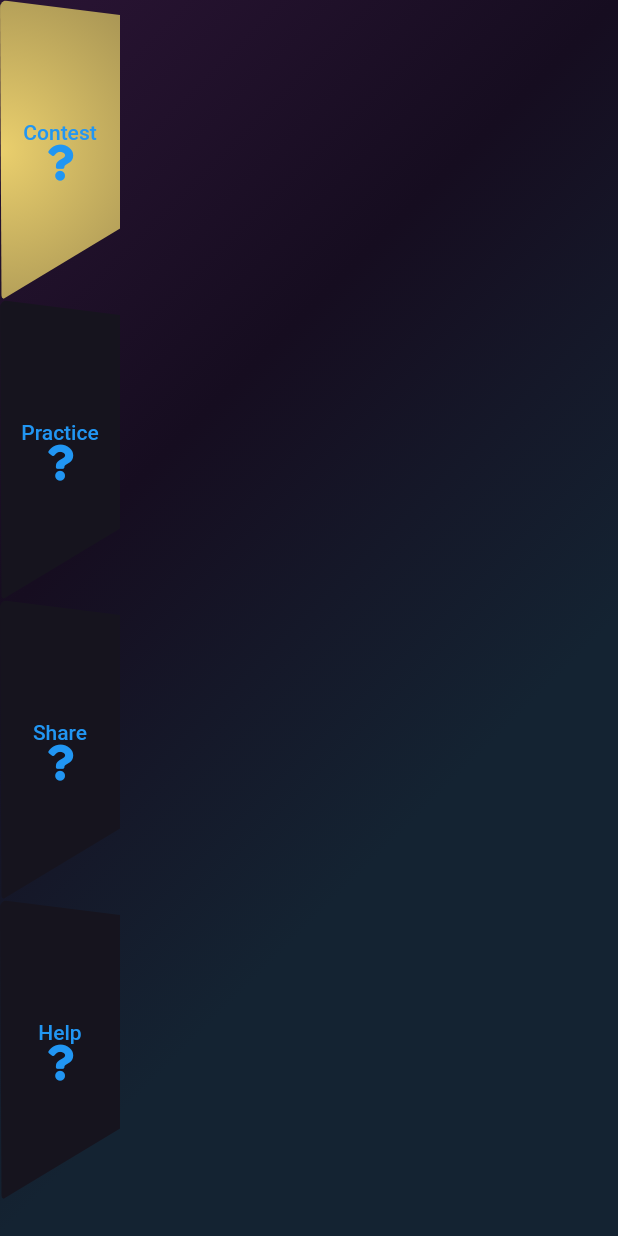
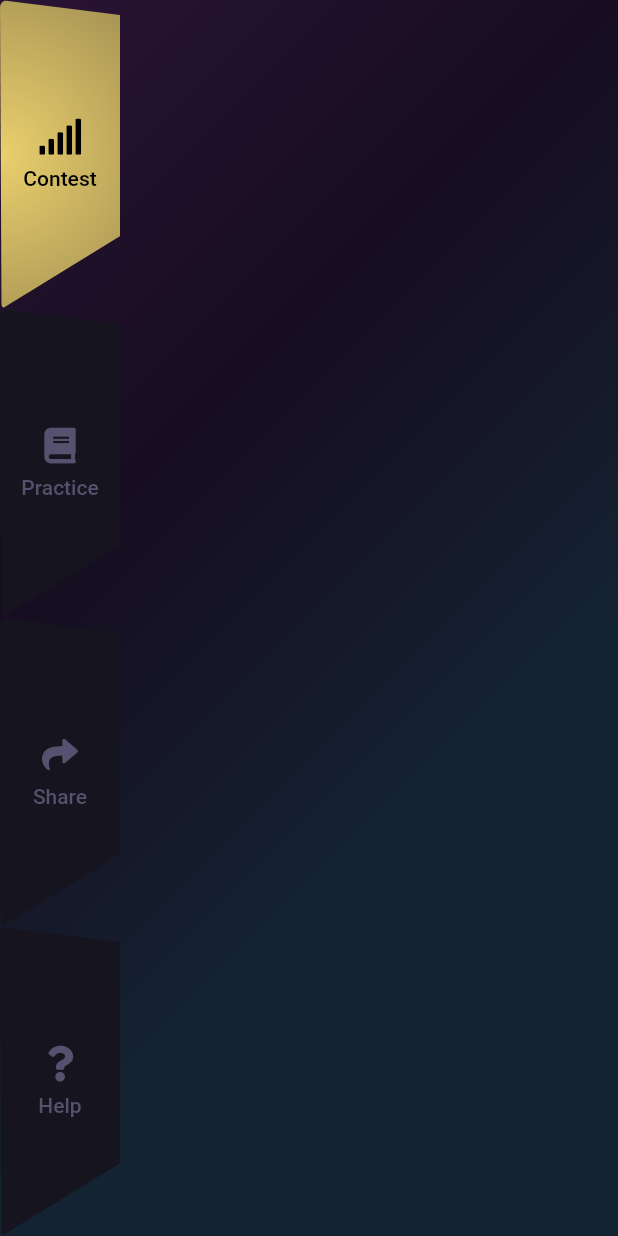
Before and after one commit to MahmoudAshours/Aschente, a Flutter app: the HomeWidget screen opened directly, on a phone screen of 412 x 824 dp. Run offline on Flutter 3.47's test engine with Material 2 defaults, Android fonts, the phone set to English and light mode, and no system bars; our stand-ins replace cloud_firestore, firebase_auth, firebase_core, font_awesome_flutter; accounts and stored records are empty.

Commit message:
Finalized menu

```diff
--- a/flutter application/lib/screens/home.dart
+++ b/flutter application/lib/screens/home.dart
@@ -34,10 +34,72 @@ class _HomeWidgetState extends State<HomeWidget> {
               setState(() => _selectedIndex = i);
             },
             buttons: [
-              ButtonData(Text('Contest'), FaIcon(FontAwesomeIcons.question)),
-              ButtonData(Text('Practice'), FaIcon(FontAwesomeIcons.question)),
-              ButtonData(Text('Share'), FaIcon(FontAwesomeIcons.question)),
-              ButtonData(Text('Help'), FaIcon(FontAwesomeIcons.question))
+              ButtonData(
+                FaIcon(
+                  FontAwesomeIcons.signal,
+                  color: _selectedIndex != 0 ? Color(0xff55516e) : Colors.black,
+                ),
+                Padding(
+                  padding: const EdgeInsets.only(top: 8.0),
+                  child: Text(
+                    'Contest',
+                    style: TextStyle(
+                      color: _selectedIndex != 0
+                          ? Color(0xff55516e)
+                          : Colors.black,
+                    ),
+                  ),
+                ),
+              ),
+              ButtonData(
+                FaIcon(
+                  FontAwesomeIcons.book,
+                  color: _selectedIndex != 1 ? Color(0xff55516e) : Colors.black,
+                ),
+                Padding(
+                  padding: const EdgeInsets.only(top: 8.0),
+                  child: Text(
+                    'Practice',
+                    style: TextStyle(
+                      color: _selectedIndex != 1
+                          ? Color(0xff55516e)
+                          : Colors.black,
+                    ),
+                  ),
+                ),
+              ),
+              ButtonData(
+                FaIcon(
+                  FontAwesomeIcons.share,
+                  color: _selectedIndex != 2 ? Color(0xff55516e) : Colors.black,
+                ),
+                Padding(
+                  padding: const EdgeInsets.only(top: 8.0),
+                  child: Text(
+                    'Share',
+                    style: TextStyle(
+                        color: _selectedIndex != 2
+                            ? Color(0xff55516e)
+                            : Colors.black),
+                  ),
+                ),
+              ),
+              ButtonData(
+                FaIcon(
+                  FontAwesomeIcons.question,
+                  color: _selectedIndex != 3 ? Color(0xff55516e) : Colors.black,
+                ),
+                Padding(
+                  padding: const EdgeInsets.only(top: 8.0),
+                  child: Text(
+                    'Help',
+                    style: TextStyle(
+                        color: _selectedIndex != 3
+                            ? Color(0xff55516e)
+                            : Colors.black),
+                  ),
+                ),
+              )
             ],
           ),
         ],
--- a/flutter application/lib/widgets/gradient_arclight.dart
+++ b/flutter application/lib/widgets/gradient_arclight.dart
@@ -79,7 +79,7 @@ class _ArclightButtonState extends State<ArclightButton> {
       clipper: TrapeziumClipper(),
       child: AnimatedContainer(
         width: 80,
-        height: 200,
+        height: MediaQuery.of(context).size.height / 4,
         duration: Duration(milliseconds: 250),
         child: TextButton(
           style: ButtonStyle(
```
